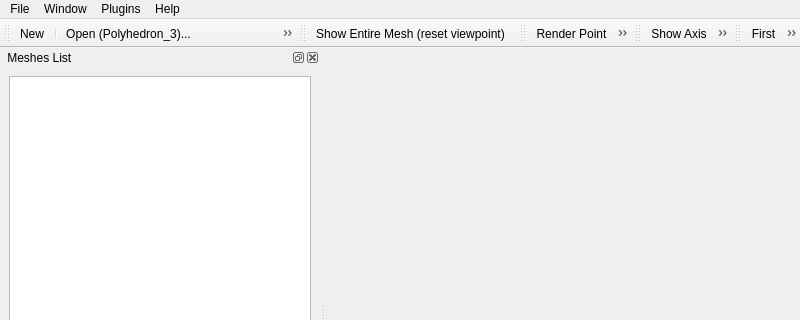
Qt form Visualization/SimpleWindow.ui (MEPP-team/MEPP2) before a commit; both pictures show x 0 to 800 and y 0 to 320 of the 800 by 600 pixel window.
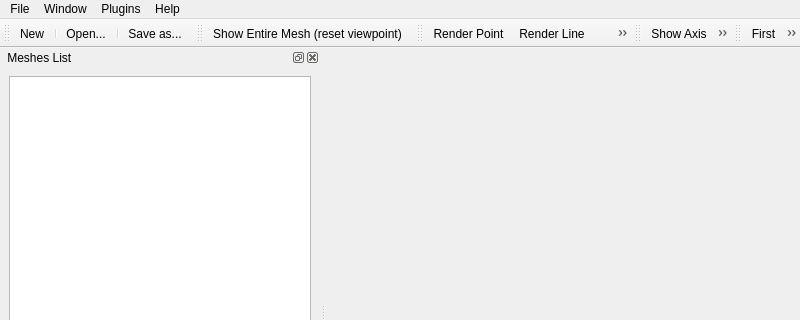
The same form after that commit. Icons and pictures are not drawn.

Commit message: GUI: display mixed meshes in one viewer window ; fix issue "plugin parameters window is displayed before checking if a mesh is opened"

The edit to the form file:
```diff
--- a/Visualization/SimpleWindow.ui
+++ b/Visualization/SimpleWindow.ui
@@ -39,11 +39,7 @@
      <property name="title">
       <string>Open...</string>
      </property>
-     <addaction name="actionOpen_Polyhedron_3"/>
-     <addaction name="actionOpen_Surface_mesh"/>
-     <addaction name="actionOpen_Linear_cell_complex"/>
-     <addaction name="actionOpen_OpenMesh"/>
-     <addaction name="actionOpen_AIFMesh"/>
+     <addaction name="actionOpen"/>
     </widget>
     <addaction name="actionNew"/>
     <addaction name="menuOpen"/>
@@ -157,11 +153,7 @@
    </attribute>
    <addaction name="actionNew"/>
    <addaction name="separator"/>
-   <addaction name="actionOpen_Polyhedron_3"/>
-   <addaction name="actionOpen_Surface_mesh"/>
-   <addaction name="actionOpen_Linear_cell_complex"/>
-   <addaction name="actionOpen_OpenMesh"/>
-   <addaction name="actionOpen_AIFMesh"/>
+   <addaction name="actionOpen"/>
    <addaction name="separator"/>
    <addaction name="actionSaveAs"/>
   </widget>
@@ -327,79 +319,19 @@
     <string>About MEPP2 / Help</string>
    </property>
   </action>
-  <action name="actionOpen_Polyhedron_3">
+  <action name="actionOpen">
    <property name="icon">
     <iconset resource="../../Testing/Visualization/mepp-gui.qrc">
      <normaloff>:/icons/resources/Icons/open.png</normaloff>:/icons/resources/Icons/open.png</iconset>
    </property>
    <property name="text">
-    <string>Open (Polyhedron_3)...</string>
+    <string>Open...</string>
    </property>
    <property name="iconText">
-    <string>Open (Polyhedron_3)...</string>
+    <string>Open...</string>
    </property>
    <property name="toolTip">
-    <string>Open (Polyhedron_3)...</string>
-   </property>
-  </action>
-  <action name="actionOpen_Surface_mesh">
-   <property name="icon">
-    <iconset resource="../../Testing/Visualization/mepp-gui.qrc">
-     <normaloff>:/icons/resources/Icons/open.png</normaloff>:/icons/resources/Icons/open.png</iconset>
-   </property>
-   <property name="text">
-    <string>Open (Surface_mesh)...</string>
-   </property>
-   <property name="iconText">
-    <string>Open (Surface_mesh)...</string>
-   </property>
-   <property name="toolTip">
-    <string>Open (Surface_mesh)...</string>
-   </property>
-  </action>
-  <action name="actionOpen_Linear_cell_complex">
-   <property name="icon">
-    <iconset resource="../../Testing/Visualization/mepp-gui.qrc">
-     <normaloff>:/icons/resources/Icons/open.png</normaloff>:/icons/resources/Icons/open.png</iconset>
-   </property>
-   <property name="text">
-    <string>Open (Linear_cell_complex)...</string>
-   </property>
-   <property name="iconText">
-    <string>Open (Linear_cell_complex)...</string>
-   </property>
-   <property name="toolTip">
-    <string>Open (Linear_cell_complex)...</string>
-   </property>
-  </action>
-  <action name="actionOpen_OpenMesh">
-   <property name="icon">
-    <iconset resource="../../Testing/Visualization/mepp-gui.qrc">
-     <normaloff>:/icons/resources/Icons/open.png</normaloff>:/icons/resources/Icons/open.png</iconset>
-   </property>
-   <property name="text">
-    <string>Open (OpenMesh)...</string>
-   </property>
-   <property name="iconText">
-    <string>Open (OpenMesh)...</string>
-   </property>
-   <property name="toolTip">
-    <string>Open (OpenMesh)...</string>
-   </property>
-  </action>
-  <action name="actionOpen_AIFMesh">
-   <property name="icon">
-    <iconset resource="../../Testing/Visualization/mepp-gui.qrc">
-     <normaloff>:/icons/resources/Icons/open.png</normaloff>:/icons/resources/Icons/open.png</iconset>
-   </property>
-   <property name="text">
-    <string>Open (AIFMesh)...</string>
-   </property>
-   <property name="iconText">
-    <string>Open (AIFMesh)...</string>
-   </property>
-   <property name="toolTip">
-    <string>Open (AIFMesh)...</string>
+    <string>Open...</string>
    </property>
   </action>
   <action name="actionRender_Point">
```
The commit also changes 18 other files.
